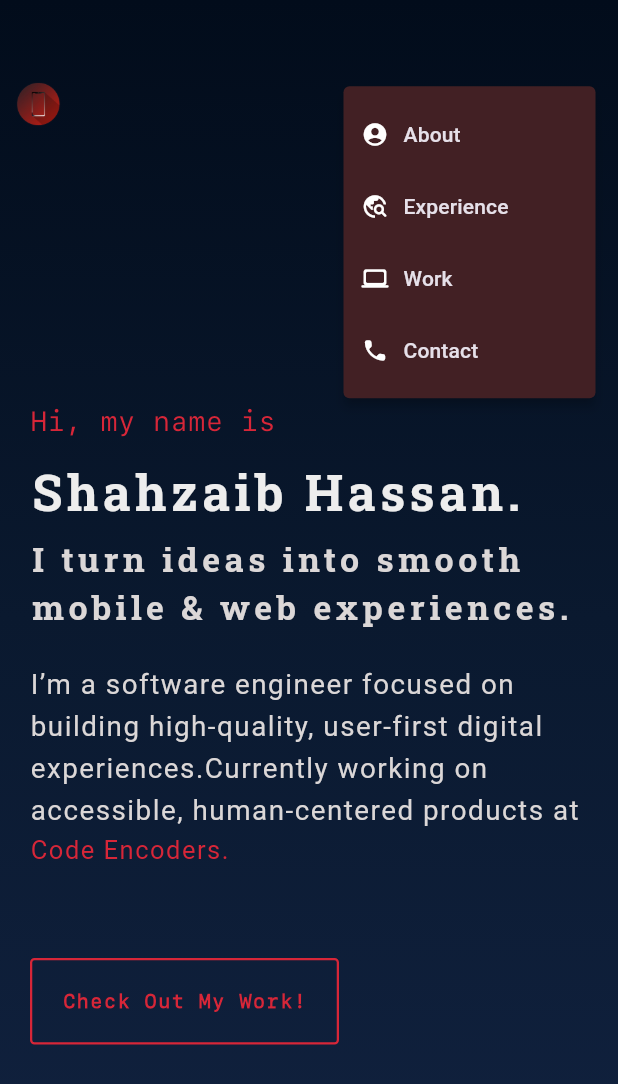
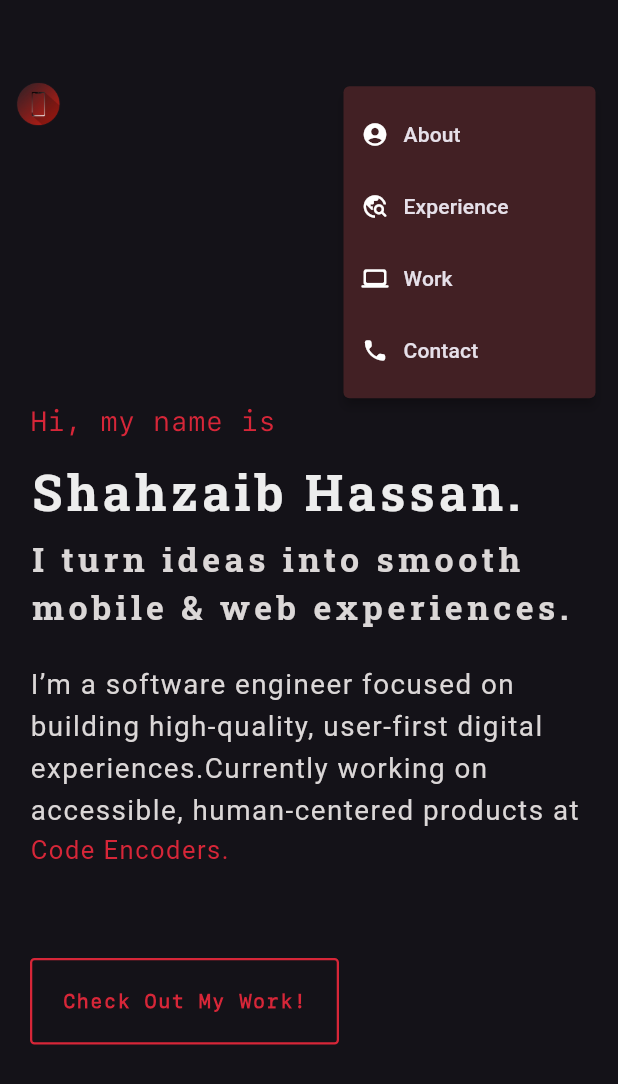
Before and after one commit to shahzaibhassan414/shahzaibPortfolio, a Flutter app: the screen it shows after launch, after a tap on the "menu" icon, on a phone screen of 412 x 824 dp. Shown: the top 1084 px of the screen. Run offline on Flutter 3.47's test engine with Material 3 defaults, Android fonts, the phone set to English and light mode, and no system bars; drawn by our look-alikes of animated_background, scroll_to_index; our stand-ins replace animated_text_kit, flutter_riverpod, flutter_svg, google_fonts, percent_indicator, toastification.

Commit message:
changed root file

```diff
--- a/lib/view/root.dart
+++ b/lib/view/root.dart
@@ -1,8 +1,191 @@
+// import 'package:flutter/material.dart';
+// import 'package:flutter/rendering.dart';
+// import 'package:flutter_riverpod/flutter_riverpod.dart';
+// import 'package:portfolio/controller/generalController.dart';
+// import 'package:portfolio/resource/appClass.dart';
+// import 'package:portfolio/view/about/about.dart';
+// import 'package:portfolio/view/experience/experience.dart';
+// import 'package:portfolio/view/intro/intro.dart';
+// import 'package:portfolio/view/skills/skills.dart';
+// import 'package:portfolio/view/widget/appBar.dart';
+// import 'package:portfolio/view/widget/leftPane.dart';
+// import 'package:portfolio/view/widget/rightPane.dart';
+// import 'package:portfolio/view/work/work.dart';
+// import 'package:scroll_to_index/scroll_to_index.dart';
+//
+// import 'contact/contact.dart';
+//
+// class RootScreen extends ConsumerStatefulWidget {
+//   const RootScreen({Key? key}) : super(key: key);
+//
+//   @override
+//   ConsumerState<RootScreen> createState() => _RootScreenState();
+// }
+//
+// class _RootScreenState extends ConsumerState<RootScreen>
+//     with SingleTickerProviderStateMixin {
+//   final mScrollController = AutoScrollController();
+//
+//   late AnimationController _controller;
+//   late Animation<Offset> _slideAnimation;
+//   late Animation<double> _fadeAnimation;
+//
+//   bool _visible = false;
+//
+//   @override
+//   void initState() {
+//     super.initState();
+//     _controller = AnimationController(
+//       vsync: this,
+//       duration: const Duration(milliseconds: 400),
+//     );
+//
+//     _slideAnimation = Tween<Offset>(
+//             begin: const Offset(0, -0.2), end: Offset.zero)
+//         .animate(CurvedAnimation(parent: _controller, curve: Curves.easeInOut));
+//
+//     _fadeAnimation = Tween<double>(begin: 0.0, end: 1.0)
+//         .animate(CurvedAnimation(parent: _controller, curve: Curves.easeInOut));
+//   }
+//
+//   void updateVisibility(bool visible) {
+//     if (visible == _visible) return;
+//     _visible = visible;
+//     if (_visible) {
+//       _controller.forward();
+//     } else {
+//       _controller.reverse();
+//     }
+//   }
+//
+//   @override
+//   void dispose() {
+//     _controller.dispose();
+//     super.dispose();
+//   }
+//
+//   @override
+//   Widget build(BuildContext context) {
+//     return SafeArea(
+//       child: Scaffold(
+//         body: NotificationListener<UserScrollNotification>(
+//           onNotification: (notification) {
+//             final ScrollDirection direction = notification.direction;
+//             if (direction == ScrollDirection.reverse) {
+//               ref.read(scrollControlProvider.notifier).state = false;
+//             } else if (direction == ScrollDirection.forward) {
+//               ref.read(scrollControlProvider.notifier).state = true;
+//             }
+//             return true;
+//           },
+//           child: Container(
+//             decoration: BoxDecoration(
+//                 gradient: LinearGradient(
+//                     begin: Alignment.bottomCenter,
+//                     end: Alignment.topCenter,
+//                     colors: [
+//                   Color(0xff112240),
+//                   Color(0xff0a192f),
+//                   Color(0xff020c1b)
+//                 ])),
+//             height: AppClass().getMqHeight(context),
+//             child: Column(
+//               children: [
+//                 // Consumer(builder: (context, ref, child) {
+//                 //   var isScrollingUp = ref.watch(scrollControlProvider);
+//                 //   return AnimatedOpacity(
+//                 //     opacity: isScrollingUp ? 1.0 : 0.0,
+//                 //     duration: const Duration(milliseconds: 500),
+//                 //     child: ActionBar(mScrollController),
+//                 //   );
+//                 // }),
+//
+//                 Consumer(builder: (context, ref, child) {
+//                   final isScrollingUp = ref.watch(scrollControlProvider);
+//                   updateVisibility(isScrollingUp);
+//
+//                   return SizeTransition(
+//                     sizeFactor: _fadeAnimation,
+//                     axisAlignment: -1.0,
+//                     child: SlideTransition(
+//                       position: _slideAnimation,
+//                       child: ActionBar(mScrollController),
+//                     ),
+//                   );
+//                 }),
+//
+//
+//                 Expanded(
+//                   child: () {
+//                     ScreenType scrType = AppClass().getScreenType(context);
+//                     return Row(
+//                       children: [
+//                         scrType == ScreenType.mobile ? SizedBox() : LeftPane(),
+//                         Expanded(
+//                             flex: 8,
+//                             child: Consumer(builder: (context, ref, child) {
+//                               bool scrollHandler =
+//                                   ref.watch(scrollHandlerProvider);
+//                               return ListView(
+//                                 physics: scrollHandler
+//                                     ? AlwaysScrollableScrollPhysics()
+//                                     : NeverScrollableScrollPhysics(),
+//                                 controller: mScrollController,
+//                                 children: [
+//                                   AutoScrollTag(
+//                                       key: ValueKey(0),
+//                                       controller: mScrollController,
+//                                       index: 0,
+//                                       child: IntroContent(mScrollController)),
+//                                   AutoScrollTag(
+//                                       key: ValueKey(1),
+//                                       controller: mScrollController,
+//                                       index: 1,
+//                                       child: About()),
+//                                   AutoScrollTag(
+//                                       key: ValueKey(2),
+//                                       controller: mScrollController,
+//                                       index: 2,
+//                                       child: Experience()),
+//                                   AutoScrollTag(
+//                                       key: ValueKey(3),
+//                                       controller: mScrollController,
+//                                       index: 3,
+//                                       child: Skills()),
+//                                   AutoScrollTag(
+//                                       key: ValueKey(4),
+//                                       controller: mScrollController,
+//                                       index: 4,
+//                                       child: Work()),
+//                                   AutoScrollTag(
+//                                       key: ValueKey(5),
+//                                       controller: mScrollController,
+//                                       index: 5,
+//                                       child: Contact())
+//                                 ],
+//                               );
+//                             })),
+//                         scrType == ScreenType.mobile ? SizedBox() : RightPane(),
+//                       ],
+//                     );
+//                   }(),
+//                 ),
+//               ],
+//             ),
+//           ),
+//         ),
+//       ),
+//     );
+//   }
+// }
+
+import 'package:animated_background/animated_background.dart';
 import 'package:flutter/material.dart';
 import 'package:flutter/rendering.dart';
 import 'package:flutter_riverpod/flutter_riverpod.dart';
 import 'package:portfolio/controller/generalController.dart';
 import 'package:portfolio/resource/appClass.dart';
+import 'package:portfolio/resource/colors.dart';
 import 'package:portfolio/view/about/about.dart';
 import 'package:portfolio/view/experience/experience.dart';
 import 'package:portfolio/view/intro/intro.dart';
@@ -12,7 +195,6 @@ import 'package:portfolio/view/widget/leftPane.dart';
 import 'package:portfolio/view/widget/rightPane.dart';
 import 'package:portfolio/view/work/work.dart';
 import 'package:scroll_to_index/scroll_to_index.dart';
-
 import 'contact/contact.dart';
 
 class RootScreen extends ConsumerStatefulWidget {
@@ -23,8 +205,8 @@ class RootScreen extends ConsumerStatefulWidget {
 }
 
 class _RootScreenState extends ConsumerState<RootScreen>
-    with SingleTickerProviderStateMixin {
-  final mScrollController = AutoScrollController();
+    with TickerProviderStateMixin {
+  final mScrollController = AutoScrollController(); // UNCHANGED
 
   late AnimationController _controller;
   late Animation<Offset> _slideAnimation;
@@ -41,21 +223,22 @@ class _RootScreenState extends ConsumerState<RootScreen>
     );
 
     _slideAnimation = Tween<Offset>(
-            begin: const Offset(0, -0.2), end: Offset.zero)
-        .animate(CurvedAnimation(parent: _controller, curve: Curves.easeInOut));
+      begin: const Offset(0, -0.2),
+      end: Offset.zero,
+    ).animate(CurvedAnimation(
+      parent: _controller,
+      curve: Curves.easeInOut,
+    ));
 
-    _fadeAnimation = Tween<double>(begin: 0.0, end: 1.0)
-        .animate(CurvedAnimation(parent: _controller, curve: Curves.easeInOut));
+    _fadeAnimation = Tween<double>(begin: 0.0, end: 1.0).animate(
+      CurvedAnimation(parent: _controller, curve: Curves.easeInOut),
+    );
   }
 
   void updateVisibility(bool visible) {
     if (visible == _visible) return;
     _visible = visible;
-    if (_visible) {
-      _controller.forward();
-    } else {
-      _controller.reverse();
-    }
+    _visible ? _controller.forward() : _controller.reverse();
   }
 
   @override
@@ -66,11 +249,14 @@ class _RootScreenState extends ConsumerState<RootScreen>
 
   @override
   Widget build(BuildContext context) {
+    final scrType = AppClass().getScreenType(context); // ✅ ADDED
+    final width = MediaQuery.of(context).size.width; // ✅ ADDED
+
     return SafeArea(
       child: Scaffold(
         body: NotificationListener<UserScrollNotification>(
           onNotification: (notification) {
-            final ScrollDirection direction = notification.direction;
+            final direction = notification.direction;
             if (direction == ScrollDirection.reverse) {
               ref.read(scrollControlProvider.notifier).state = false;
             } else if (direction == ScrollDirection.forward) {
@@ -78,35 +264,22 @@ class _RootScreenState extends ConsumerState<RootScreen>
             }
             return true;
           },
-          child: Container(
-            decoration: BoxDecoration(
-                gradient: LinearGradient(
-                    begin: Alignment.bottomCenter,
-                    end: Alignment.topCenter,
-                    colors: [
-                  Color(0xff112240),
-                  Color(0xff0a192f),
-                  Color(0xff020c1b)
-                ])),
-            height: AppClass().getMqHeight(context),
+          child: AnimatedBackground(
+            behaviour: RandomParticleBehaviour(
+                options: ParticleOptions(
+                    baseColor: AppColors().primaryRedColor,
+                    particleCount: 200)),
+            vsync: this,
             child: Column(
               children: [
-                // Consumer(builder: (context, ref, child) {
-                //   var isScrollingUp = ref.watch(scrollControlProvider);
-                //   return AnimatedOpacity(
-                //     opacity: isScrollingUp ? 1.0 : 0.0,
-                //     duration: const Duration(milliseconds: 500),
-                //     child: ActionBar(mScrollController),
-                //   );
-                // }),
-
+                /// ───── Animated AppBar ─────
                 Consumer(builder: (context, ref, child) {
                   final isScrollingUp = ref.watch(scrollControlProvider);
                   updateVisibility(isScrollingUp);
 
                   return SizeTransition(
                     sizeFactor: _fadeAnimation,
-                    axisAlignment: -1.0,
+                    axisAlignment: -1,
                     child: SlideTransition(
                       position: _slideAnimation,
                       child: ActionBar(mScrollController),
@@ -114,61 +287,85 @@ class _RootScreenState extends ConsumerState<RootScreen>
                   );
                 }),
 
-
+                /// ───── FULL PAGE SCROLL (FIXED) ─────
                 Expanded(
-                  child: () {
-                    ScreenType scrType = AppClass().getScreenType(context);
-                    return Row(
+                  child: Stack(
+                    // ✅ ADDED (critical)
                     children: [
-                        scrType == ScreenType.mobile ? SizedBox() : LeftPane(),
-                        Expanded(
-                            flex: 8,
-                            child: Consumer(builder: (context, ref, child) {
-                              bool scrollHandler =
-                                  ref.watch(scrollHandlerProvider);
-                              return ListView(
-                                physics: scrollHandler
-                                    ? AlwaysScrollableScrollPhysics()
-                                    : NeverScrollableScrollPhysics(),
+                      /// MAIN SCROLLABLE CONTENT
+                      SingleChildScrollView(
+                        // ✅ ADDED
                         controller: mScrollController,
+                        child: Center(
+                          // ✅ ADDED (bounds width)
+                          child: SizedBox(
+                            width: scrType == ScreenType.mobile
+                                ? width
+                                : width * 0.8, // ✅ ADDED
+                            child: Column(
+                              // ✅ ADDED
                               children: [
                                 AutoScrollTag(
-                                      key: ValueKey(0),
+                                  key: const ValueKey(0),
                                   controller: mScrollController,
                                   index: 0,
-                                      child: IntroContent(mScrollController)),
+                                  child: IntroContent(mScrollController),
+                                ),
                                 AutoScrollTag(
-                                      key: ValueKey(1),
+                                  key: const ValueKey(1),
                                   controller: mScrollController,
                                   index: 1,
-                                      child: About()),
+                                  child: About(),
+                                ),
                                 AutoScrollTag(
-                                      key: ValueKey(2),
+                                  key: const ValueKey(2),
                                   controller: mScrollController,
                                   index: 2,
-                                      child: Experience()),
+                                  child: Experience(),
+                                ),
                                 AutoScrollTag(
-                                      key: ValueKey(3),
+                                  key: const ValueKey(3),
                                   controller: mScrollController,
                                   index: 3,
-                                      child: Skills()),
+                                  child: Skills(),
+                                ),
                                 AutoScrollTag(
-                                      key: ValueKey(4),
+                                  key: const ValueKey(4),
                                   controller: mScrollController,
                                   index: 4,
-                                      child: Work()),
+                                  child: Work(),
+                                ),
                                 AutoScrollTag(
-                                      key: ValueKey(5),
+                                  key: const ValueKey(5),
                                   controller: mScrollController,
                                   index: 5,
-                                      child: Contact())
+                                  child: Contact(),
+                                ),
                               ],
-                              );
-                            })),
-                        scrType == ScreenType.mobile ? SizedBox() : RightPane(),
+                            ),
+                          ),
+                        ),
+                      ),
+
+                      /// LEFT PANE (visual scroll)
+                      if (scrType != ScreenType.mobile)
+                        Positioned(
+                          left: width * 0.05,
+                          top: 0,
+                          bottom: 0,
+                          child: LeftPane(), // ✅ SAFE
+                        ),
+
+                      /// RIGHT PANE (visual scroll)
+                      if (scrType != ScreenType.mobile)
+                        Positioned(
+                          right: width * 0.05,
+                          top: 0,
+                          bottom: 0,
+                          child: RightPane(), // ✅ SAFE
+                        ),
                     ],
-                    );
-                  }(),
+                  ),
                 ),
               ],
             ),
@@ -178,199 +375,3 @@ class _RootScreenState extends ConsumerState<RootScreen>
     );
   }
 }
-
-
-// import 'package:animated_background/animated_background.dart';
-// import 'package:flutter/material.dart';
-// import 'package:flutter/rendering.dart';
-// import 'package:flutter_riverpod/flutter_riverpod.dart';
-// import 'package:portfolio/controller/generalController.dart';
-// import 'package:portfolio/resource/appClass.dart';
-// import 'package:portfolio/resource/colors.dart';
-// import 'package:portfolio/view/about/about.dart';
-// import 'package:portfolio/view/experience/experience.dart';
-// import 'package:portfolio/view/intro/intro.dart';
-// import 'package:portfolio/view/skills/skills.dart';
-// import 'package:portfolio/view/widget/appBar.dart';
-// import 'package:portfolio/view/widget/leftPane.dart';
-// import 'package:portfolio/view/widget/rightPane.dart';
-// import 'package:portfolio/view/work/work.dart';
-// import 'package:scroll_to_index/scroll_to_index.dart';
-// import 'contact/contact.dart';
-//
-// class RootScreen extends ConsumerStatefulWidget {
-//   const RootScreen({Key? key}) : super(key: key);
-//
-//   @override
-//   ConsumerState<RootScreen> createState() => _RootScreenState();
-// }
-//
-// class _RootScreenState extends ConsumerState<RootScreen>
-//     with TickerProviderStateMixin {
-//   final mScrollController = AutoScrollController(); // UNCHANGED
-//
-//   late AnimationController _controller;
-//   late Animation<Offset> _slideAnimation;
-//   late Animation<double> _fadeAnimation;
-//
-//   bool _visible = false;
-//
-//   @override
-//   void initState() {
-//     super.initState();
-//     _controller = AnimationController(
-//       vsync: this,
-//       duration: const Duration(milliseconds: 400),
-//     );
-//
-//     _slideAnimation = Tween<Offset>(
-//       begin: const Offset(0, -0.2),
-//       end: Offset.zero,
-//     ).animate(CurvedAnimation(
-//       parent: _controller,
-//       curve: Curves.easeInOut,
-//     ));
-//
-//     _fadeAnimation = Tween<double>(begin: 0.0, end: 1.0).animate(
-//       CurvedAnimation(parent: _controller, curve: Curves.easeInOut),
-//     );
-//   }
-//
-//   void updateVisibility(bool visible) {
-//     if (visible == _visible) return;
-//     _visible = visible;
-//     _visible ? _controller.forward() : _controller.reverse();
-//   }
-//
-//   @override
-//   void dispose() {
-//     _controller.dispose();
-//     super.dispose();
-//   }
-//
-//   @override
-//   Widget build(BuildContext context) {
-//     final scrType = AppClass().getScreenType(context); // ✅ ADDED
-//     final width = MediaQuery.of(context).size.width; // ✅ ADDED
-//
-//     return SafeArea(
-//       child: Scaffold(
-//         body: NotificationListener<UserScrollNotification>(
-//           onNotification: (notification) {
-//             final direction = notification.direction;
-//             if (direction == ScrollDirection.reverse) {
-//               ref.read(scrollControlProvider.notifier).state = false;
-//             } else if (direction == ScrollDirection.forward) {
-//               ref.read(scrollControlProvider.notifier).state = true;
-//             }
-//             return true;
-//           },
-//           child: AnimatedBackground(
-//               behaviour: RandomParticleBehaviour(
-//                 options: ParticleOptions(
-//                   baseColor: AppColors().primaryRedColor,
-//                   particleCount: 200
-//                 )
-//               ),
-//               vsync: this,
-//             child: Column(
-//               children: [
-//                 /// ───── Animated AppBar ─────
-//                 Consumer(builder: (context, ref, child) {
-//                   final isScrollingUp = ref.watch(scrollControlProvider);
-//                   updateVisibility(isScrollingUp);
-//
-//                   return SizeTransition(
-//                     sizeFactor: _fadeAnimation,
-//                     axisAlignment: -1,
-//                     child: SlideTransition(
-//                       position: _slideAnimation,
-//                       child: ActionBar(mScrollController),
-//                     ),
-//                   );
-//                 }),
-//
-//                 /// ───── FULL PAGE SCROLL (FIXED) ─────
-//                 Expanded(
-//                   child: Stack( // ✅ ADDED (critical)
-//                     children: [
-//                       /// MAIN SCROLLABLE CONTENT
-//                       SingleChildScrollView( // ✅ ADDED
-//                         controller: mScrollController,
-//                         child: Center( // ✅ ADDED (bounds width)
-//                           child: SizedBox(
-//                             width: scrType == ScreenType.mobile
-//                                 ? width
-//                                 : width * 0.8, // ✅ ADDED
-//                             child: Column( // ✅ ADDED
-//                               children: [
-//                                 AutoScrollTag(
-//                                   key: const ValueKey(0),
-//                                   controller: mScrollController,
-//                                   index: 0,
-//                                   child: IntroContent(mScrollController),
-//                                 ),
-//                                 AutoScrollTag(
-//                                   key: const ValueKey(1),
-//                                   controller: mScrollController,
-//                                   index: 1,
-//                                   child: About(),
-//                                 ),
-//                                 AutoScrollTag(
-//                                   key: const ValueKey(2),
-//                                   controller: mScrollController,
-//                                   index: 2,
-//                                   child: Experience(),
-//                                 ),
-//                                 AutoScrollTag(
-//                                   key: const ValueKey(3),
-//                                   controller: mScrollController,
-//                                   index: 3,
-//                                   child: Skills(),
-//                                 ),
-//                                 AutoScrollTag(
-//                                   key: const ValueKey(4),
-//                                   controller: mScrollController,
-//                                   index: 4,
-//                                   child: Work(),
-//                                 ),
-//                                 AutoScrollTag(
-//                                   key: const ValueKey(5),
-//                                   controller: mScrollController,
-//                                   index: 5,
-//                                   child: Contact(),
-//                                 ),
-//                               ],
-//                             ),
-//                           ),
-//                         ),
-//                       ),
-//
-//                       /// LEFT PANE (visual scroll)
-//                       if (scrType != ScreenType.mobile)
-//                          Positioned(
-//                           left: width * 0.05,
-//                           top: 0,
-//                           bottom: 0,
-//                           child: LeftPane(), // ✅ SAFE
-//                         ),
-//
-//                       /// RIGHT PANE (visual scroll)
-//                       if (scrType != ScreenType.mobile)
-//                          Positioned(
-//                           right: width * 0.05,
-//                           top: 0,
-//                           bottom: 0,
-//                           child: RightPane(), // ✅ SAFE
-//                         ),
-//                     ],
-//                   ),
-//                 ),
-//               ],
-//             ),
-//           ),
-//         ),
-//       ),
-//     );
-//   }
-// }
```
Also changed, not shown: 1 other file. Lines whose indentation alone changed are shown as unchanged.
